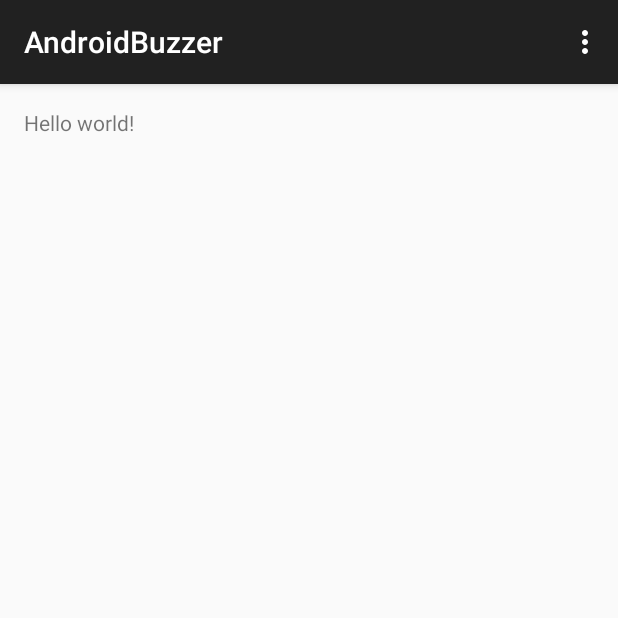
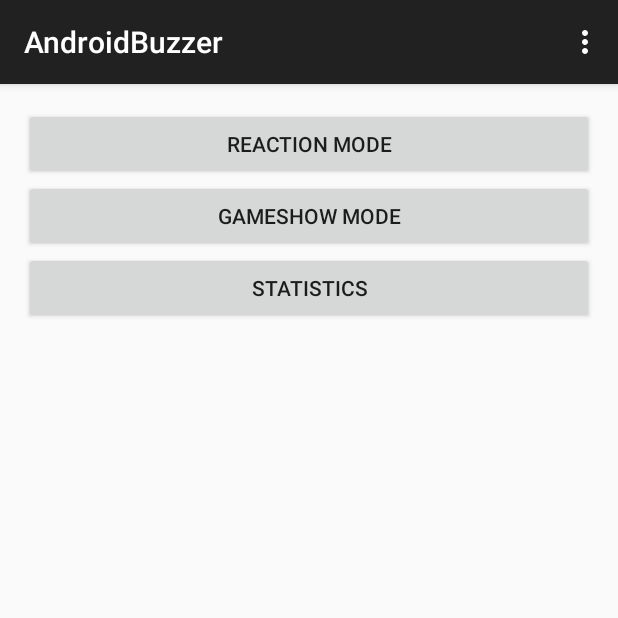
Before and after one commit to edcarter/AndroidBuzzer, an Android app: the screen it shows after launch (MenuActivity), on a phone screen of 412 x 824 dp, the top half of it. Run offline under Robolectric (Android 15) with nearby library versions, the phone set to English and light mode, and no system bars.

Commit message:
Added main menu buttons and text

```diff
--- a/app/src/main/res/layout/activity_menu.xml
+++ b/app/src/main/res/layout/activity_menu.xml
@@ -3,9 +3,40 @@
     android:layout_height="match_parent" android:paddingLeft="@dimen/activity_horizontal_margin"
     android:paddingRight="@dimen/activity_horizontal_margin"
     android:paddingTop="@dimen/activity_vertical_margin"
-    android:paddingBottom="@dimen/activity_vertical_margin" tools:context=".MenuActivity">
+    android:paddingBottom="@dimen/activity_vertical_margin" tools:context=".MenuActivity"
+    android:id="@+id/activity_menu">
 
-    <TextView android:text="@string/hello_world" android:layout_width="wrap_content"
-        android:layout_height="wrap_content" />
+    <Button
+        android:layout_width="wrap_content"
+        android:layout_height="wrap_content"
+        android:text="@string/reaction_tester_button_text"
+        android:id="@+id/button"
+        android:layout_alignParentLeft="true"
+        android:layout_alignParentStart="true"
+        android:layout_alignParentRight="true"
+        android:layout_alignParentEnd="true" />
+
+    <Button
+        style="?android:attr/buttonStyleSmall"
+        android:layout_width="wrap_content"
+        android:layout_height="wrap_content"
+        android:text="@string/gameshow_mode_button_text"
+        android:id="@+id/button2"
+        android:layout_below="@+id/button"
+        android:layout_alignParentLeft="true"
+        android:layout_alignParentStart="true"
+        android:layout_alignRight="@+id/button"
+        android:layout_alignEnd="@+id/button" />
+
+    <Button
+        android:layout_width="wrap_content"
+        android:layout_height="wrap_content"
+        android:text="@string/statistics_button_text"
+        android:id="@+id/button3"
+        android:layout_below="@+id/button2"
+        android:layout_alignParentLeft="true"
+        android:layout_alignParentStart="true"
+        android:layout_alignRight="@+id/button2"
+        android:layout_alignEnd="@+id/button2" />
 
 </RelativeLayout>
--- a/app/src/main/res/values/strings.xml
+++ b/app/src/main/res/values/strings.xml
@@ -3,4 +3,7 @@
 
     <string name="hello_world">Hello world!</string>
     <string name="action_settings">Settings</string>
+    <string name="reaction_tester_button_text">Reaction Mode</string>
+    <string name="gameshow_mode_button_text">Gameshow Mode</string>
+    <string name="statistics_button_text">Statistics</string>
 </resources>
```
